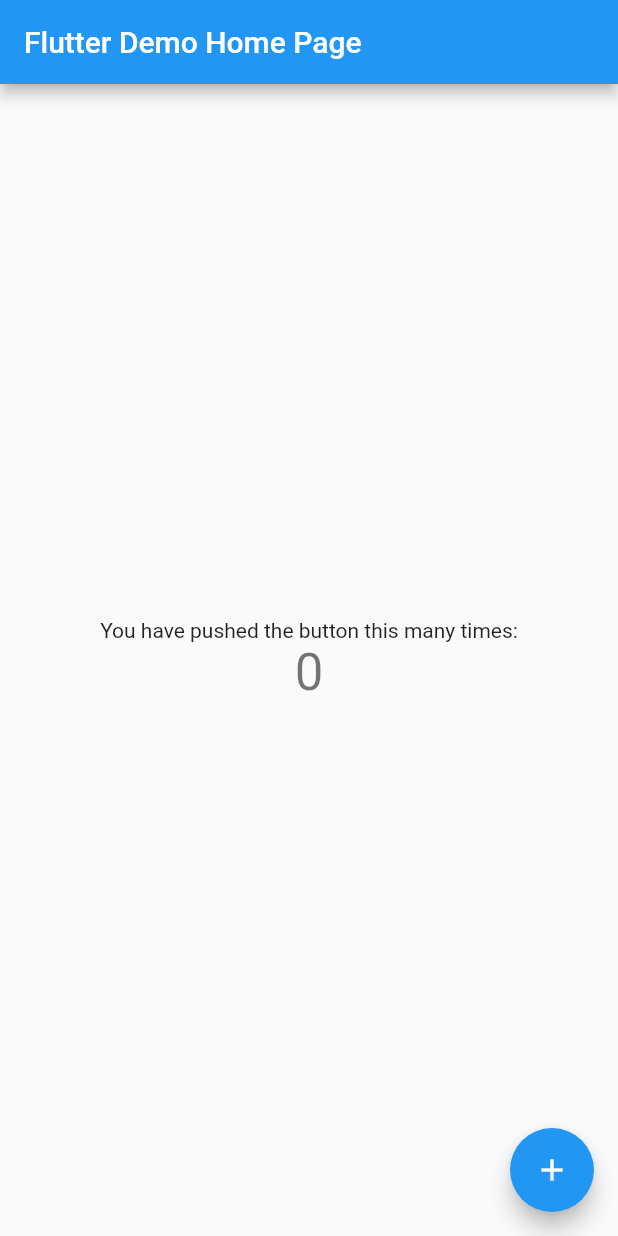
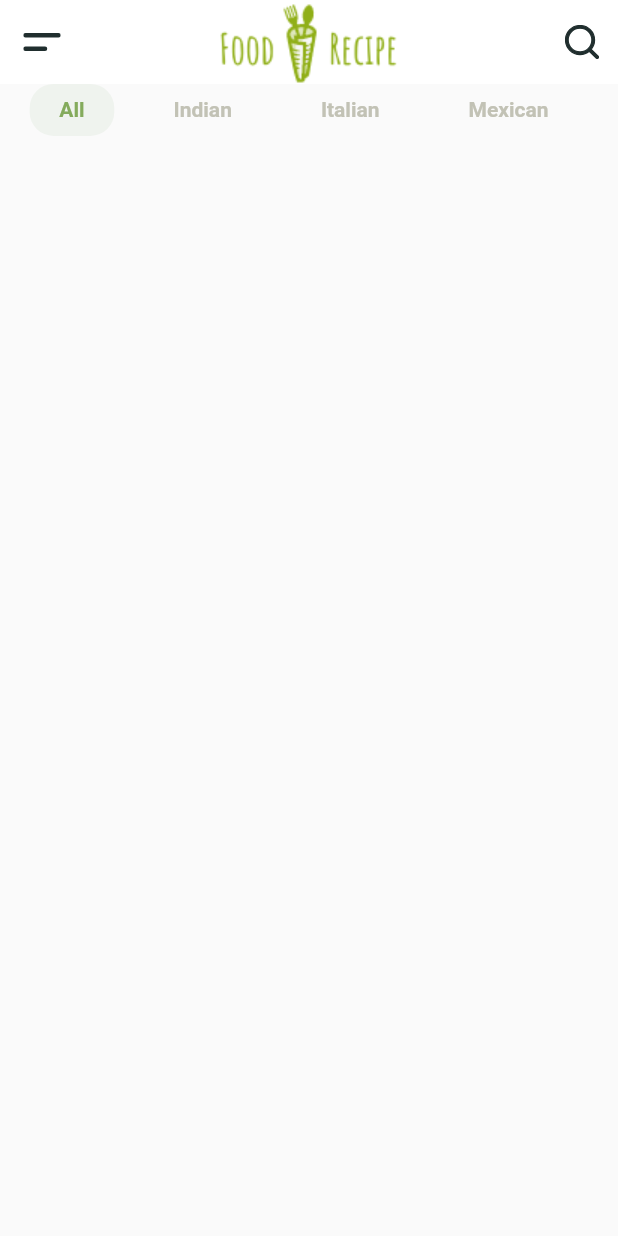
Before and after one commit to truonghm0703/Recipe-App, a Flutter app: the screen it shows after launch, on a phone screen of 412 x 824 dp. Run offline on Flutter 3.47's test engine with Material 2 defaults, Android fonts, the phone set to English and light mode, and no system bars; our stand-ins replace flutter_svg.

Commit message:
Create Appbar, Categories

```diff
--- /dev/null
+++ b/recipe_application/lib/Screens/home/components/body.dart
@@ -0,0 +1,60 @@
+import 'package:flutter/material.dart';
+import 'package:recipeapplication/constants.dart';
+import 'package:recipeapplication/size_config.dart';
+
+class Body extends StatelessWidget {
+  @override
+  Widget build(BuildContext context) {
+    return Column(
+      children: <Widget>[Categories()],
+    );
+  }
+}
+
+class Categories extends StatefulWidget {
+  @override
+  _CategoriesState createState() => _CategoriesState();
+}
+
+class _CategoriesState extends State<Categories> {
+  List<String> categories = ["All", "Indian", "Italian", "Mexican", "Chinese"];
+  int indexSelected = 0;
+
+  @override
+  Widget build(BuildContext context) {
+    return SizedBox(
+      height: SizeConfig.defaultSize * 3.5,
+      child: ListView.builder(
+        scrollDirection: Axis.horizontal,
+        itemCount: categories.length,
+        itemBuilder: (context, index) => buildCategoryItem(index),
+      ),
+    );
+  }
+
+  Widget buildCategoryItem(int index) {
+    return GestureDetector(
+      onTap: () {
+        setState(() {
+          indexSelected = index;
+        });
+      },
+      child: Container(
+        alignment: Alignment.center,
+        margin: EdgeInsets.only(left: SizeConfig.defaultSize * 2),
+        padding:  EdgeInsets.symmetric(
+          horizontal: SizeConfig.defaultSize * 2,
+          vertical: SizeConfig.defaultSize * 0.5
+        ),
+        decoration: BoxDecoration(
+          color: indexSelected == index ? Color(0xFFEFF3EE) : Colors.transparent,
+          borderRadius: BorderRadius.circular(SizeConfig.defaultSize * 1.6,),
+        ),
+        child: Text(
+          categories[index],
+          style: TextStyle(fontWeight: FontWeight.bold, color: indexSelected == index ? kPrimaryColor : Color(0xFFC2C2B5),),
+        ),
+      ),
+    );
+  }
+}
--- /dev/null
+++ b/recipe_application/lib/Screens/home/home_screen.dart
@@ -0,0 +1,35 @@
+import 'package:flutter/material.dart';
+import 'package:flutter_svg/flutter_svg.dart';
+import 'package:recipeapplication/Screens/home/components/body.dart';
+import 'package:recipeapplication/size_config.dart';
+
+class HomeScreen extends StatelessWidget {
+  @override
+  Widget build(BuildContext context) {
+    SizeConfig().init(context);
+    return Scaffold(
+      appBar: buildAppBar(),
+      body: Body(),
+    );
+  }
+
+  AppBar buildAppBar() {
+    return AppBar(
+      leading: IconButton(
+        icon: SvgPicture.asset("assets/icons/menu.svg"),
+        onPressed: () {},
+      ),
+      centerTitle: true,
+      title: Image.asset("assets/images/logo.png"),
+      actions: <Widget>[
+        IconButton(
+          icon: SvgPicture.asset("assets/icons/search.svg"),
+          onPressed: () {},
+        ),
+        SizedBox(
+          height: SizeConfig.defaultSize * 0.5,
+        ),
+      ],
+    );
+  }
+}
--- a/recipe_application/lib/main.dart
+++ b/recipe_application/lib/main.dart
@@ -1,4 +1,5 @@
 import 'package:flutter/material.dart';
+import 'package:recipeapplication/Screens/home/home_screen.dart';
 
 void main() {
   runApp(MyApp());
@@ -9,109 +10,15 @@ class MyApp extends StatelessWidget {
   @override
   Widget build(BuildContext context) {
     return MaterialApp(
-      title: 'Flutter Demo',
+      title: 'Recipe App',
+      debugShowCheckedModeBanner: false,
       theme: ThemeData(
-        // This is the theme of your application.
-        //
-        // Try running your application with "flutter run". You'll see the
-        // application has a blue toolbar. Then, without quitting the app, try
-        // changing the primarySwatch below to Colors.green and then invoke
-        // "hot reload" (press "r" in the console where you ran "flutter run",
-        // or simply save your changes to "hot reload" in a Flutter IDE).
-        // Notice that the counter didn't reset back to zero; the application
-        // is not restarted.
+        backgroundColor: Colors.white,
+        appBarTheme: AppBarTheme(color: Colors.white, elevation: 0),
         primarySwatch: Colors.blue,
-        // This makes the visual density adapt to the platform that you run
-        // the app on. For desktop platforms, the controls will be smaller and
-        // closer together (more dense) than on mobile platforms.
         visualDensity: VisualDensity.adaptivePlatformDensity,
       ),
-      home: MyHomePage(title: 'Flutter Demo Home Page'),
+      home: HomeScreen(),
     );
   }
 }
-
-class MyHomePage extends StatefulWidget {
-  MyHomePage({Key key, this.title}) : super(key: key);
-
-  // This widget is the home page of your application. It is stateful, meaning
-  // that it has a State object (defined below) that contains fields that affect
-  // how it looks.
-
-  // This class is the configuration for the state. It holds the values (in this
-  // case the title) provided by the parent (in this case the App widget) and
-  // used by the build method of the State. Fields in a Widget subclass are
-  // always marked "final".
-
-  final String title;
-
-  @override
-  _MyHomePageState createState() => _MyHomePageState();
-}
-
-class _MyHomePageState extends State<MyHomePage> {
-  int _counter = 0;
-
-  void _incrementCounter() {
-    setState(() {
-      // This call to setState tells the Flutter framework that something has
-      // changed in this State, which causes it to rerun the build method below
-      // so that the display can reflect the updated values. If we changed
-      // _counter without calling setState(), then the build method would not be
-      // called again, and so nothing would appear to happen.
-      _counter++;
-    });
-  }
-
-  @override
-  Widget build(BuildContext context) {
-    // This method is rerun every time setState is called, for instance as done
-    // by the _incrementCounter method above.
-    //
-    // The Flutter framework has been optimized to make rerunning build methods
-    // fast, so that you can just rebuild anything that needs updating rather
-    // than having to individually change instances of widgets.
-    return Scaffold(
-      appBar: AppBar(
-        // Here we take the value from the MyHomePage object that was created by
-        // the App.build method, and use it to set our appbar title.
-        title: Text(widget.title),
-      ),
-      body: Center(
-        // Center is a layout widget. It takes a single child and positions it
-        // in the middle of the parent.
-        child: Column(
-          // Column is also a layout widget. It takes a list of children and
-          // arranges them vertically. By default, it sizes itself to fit its
-          // children horizontally, and tries to be as tall as its parent.
-          //
-          // Invoke "debug painting" (press "p" in the console, choose the
-          // "Toggle Debug Paint" action from the Flutter Inspector in Android
-          // Studio, or the "Toggle Debug Paint" command in Visual Studio Code)
-          // to see the wireframe for each widget.
-          //
-          // Column has various properties to control how it sizes itself and
-          // how it positions its children. Here we use mainAxisAlignment to
-          // center the children vertically; the main axis here is the vertical
-          // axis because Columns are vertical (the cross axis would be
-          // horizontal).
-          mainAxisAlignment: MainAxisAlignment.center,
-          children: <Widget>[
-            Text(
-              'You have pushed the button this many times:',
-            ),
-            Text(
-              '$_counter',
-              style: Theme.of(context).textTheme.headline4,
-            ),
-          ],
-        ),
-      ),
-      floatingActionButton: FloatingActionButton(
-        onPressed: _incrementCounter,
-        tooltip: 'Increment',
-        child: Icon(Icons.add),
-      ), // This trailing comma makes auto-formatting nicer for build methods.
-    );
-  }
-}
```
